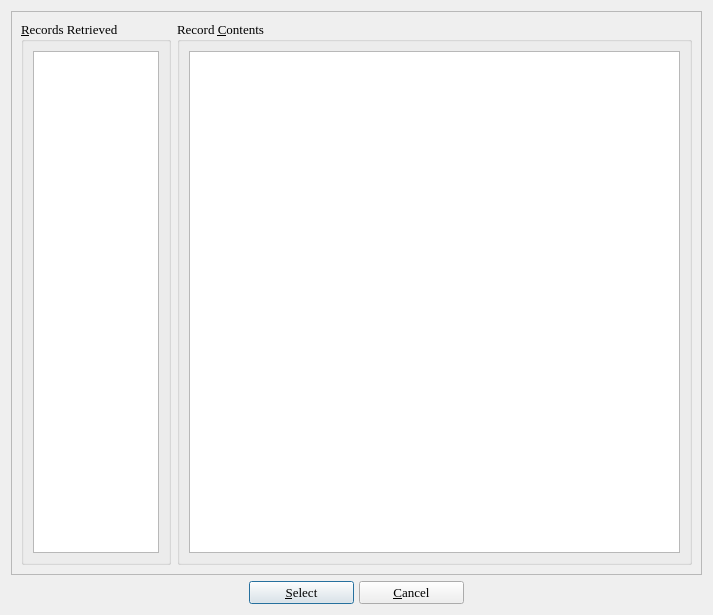
Before: the Qt Designer form locresults.ui in textbrowser/biblioteq, drawn with Qt 5.
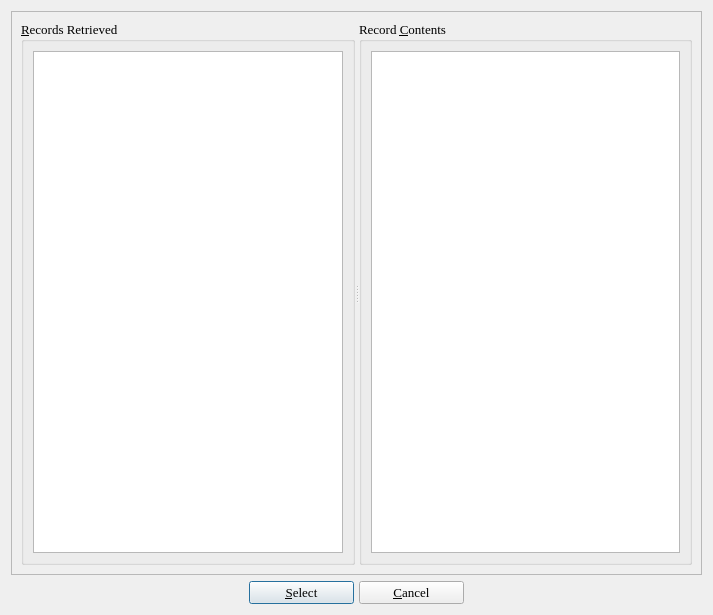
After: the same form once the commit is applied. Icons and pictures are not drawn.

Diff of the .ui file:
```diff
--- a/locresults.ui
+++ b/locresults.ui
@@ -15,12 +15,6 @@
     <height>300</height>
    </size>
   </property>
-  <property name="maximumSize" >
-   <size>
-    <width>16777215</width>
-    <height>16777215</height>
-   </size>
-  </property>
   <property name="font" >
    <font>
     <family>Times</family>
@@ -30,9 +24,6 @@
   <property name="windowTitle" >
    <string>BiblioteQ: Library of Congress Query Results</string>
   </property>
-  <property name="sizeGripEnabled" >
-   <bool>false</bool>
-  </property>
   <layout class="QVBoxLayout" >
    <item>
     <widget class="QFrame" name="frame" >
@@ -42,27 +33,22 @@
      <property name="frameShadow" >
       <enum>QFrame::Raised</enum>
      </property>
-     <layout class="QHBoxLayout" >
+     <layout class="QVBoxLayout" >
       <item>
-       <widget class="QGroupBox" name="groupBox" >
+       <widget class="QSplitter" name="splitter" >
+        <property name="orientation" >
+         <enum>Qt::Horizontal</enum>
+        </property>
+        <widget class="QGroupBox" name="recRet" >
         <property name="sizePolicy" >
          <sizepolicy vsizetype="Preferred" hsizetype="Preferred" >
           <horstretch>0</horstretch>
           <verstretch>0</verstretch>
          </sizepolicy>
         </property>
-        <property name="maximumSize" >
-         <size>
-          <width>150</width>
-          <height>16777215</height>
-         </size>
-        </property>
         <property name="title" >
          <string>&amp;Records Retrieved</string>
         </property>
-        <property name="flat" >
-         <bool>false</bool>
-        </property>
         <layout class="QVBoxLayout" >
          <item>
           <widget class="QListWidget" name="list" >
@@ -72,19 +58,11 @@
              <pointsize>10</pointsize>
             </font>
            </property>
-           <property name="verticalScrollBarPolicy" >
-            <enum>Qt::ScrollBarAsNeeded</enum>
-           </property>
-           <property name="horizontalScrollBarPolicy" >
-            <enum>Qt::ScrollBarAsNeeded</enum>
-           </property>
           </widget>
          </item>
         </layout>
        </widget>
-      </item>
-      <item>
-       <widget class="QGroupBox" name="groupBox_2" >
+        <widget class="QGroupBox" name="recCont" >
         <property name="title" >
          <string>Record &amp;Contents</string>
         </property>
@@ -97,6 +75,7 @@
           </widget>
          </item>
         </layout>
+        </widget>
        </widget>
       </item>
      </layout>
```
Lines whose indentation alone changed are shown as unchanged.
